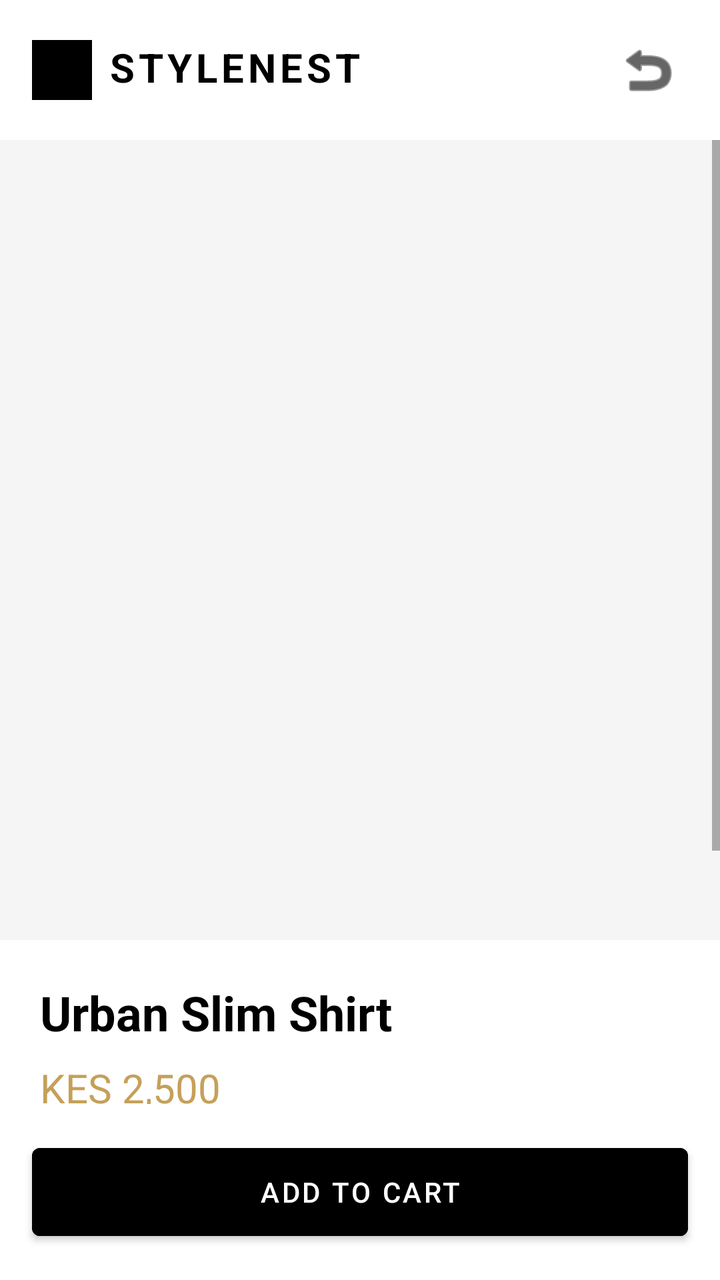
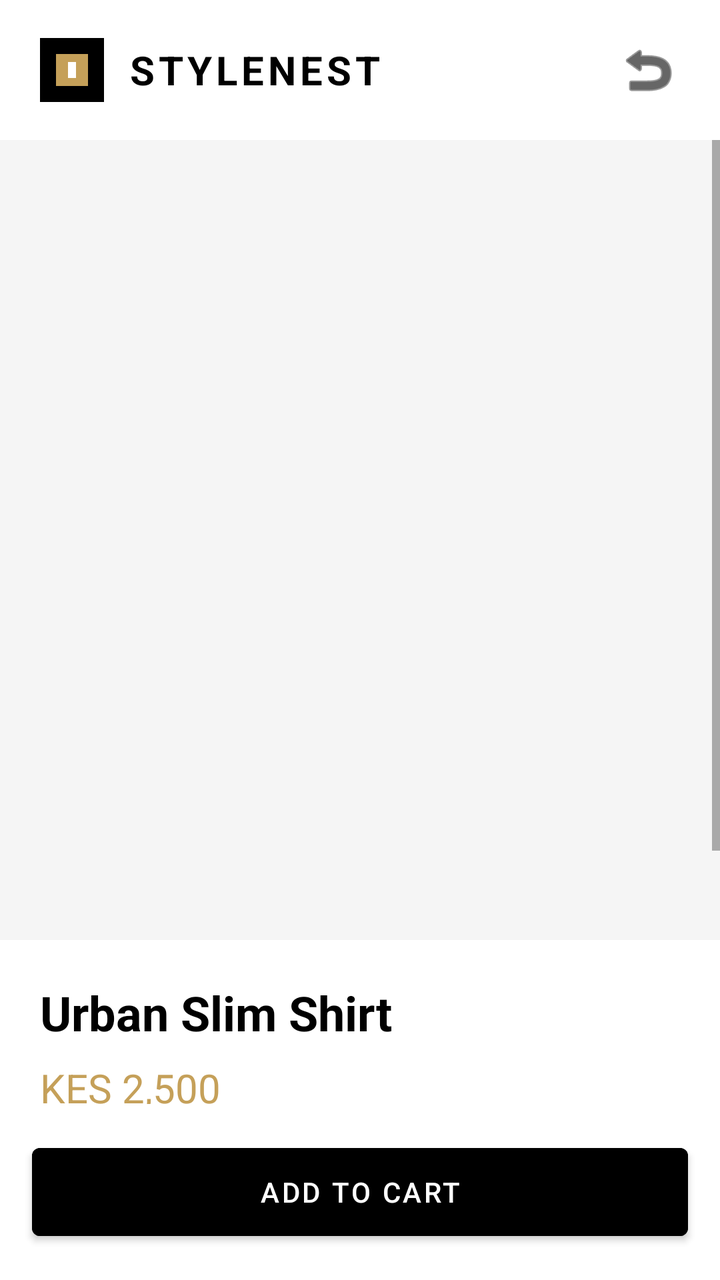

Before-and-after screenshots of an Android layout around one commit, followed by the original layout XML and the change that was made.
<!-- AndroidManifest.xml: application theme Theme.StyleNest20877 -->
<!-- res/layout/activity_product_detail.xml -->
<?xml version="1.0" encoding="utf-8"?>
<RelativeLayout xmlns:android="http://schemas.android.com/apk/res/android"
    xmlns:app="http://schemas.android.com/apk/res-auto"
    android:layout_width="match_parent"
    android:layout_height="match_parent"
    android:background="@color/brand_white">

    <RelativeLayout
        android:id="@+id/topBar"
        android:layout_width="match_parent"
        android:layout_height="70dp"
        android:background="@color/brand_white"
        android:paddingHorizontal="16dp">

        <LinearLayout
            android:layout_width="wrap_content"
            android:layout_height="wrap_content"
            android:layout_centerVertical="true"
            android:orientation="horizontal">

            <View
                android:layout_width="30dp"
                android:layout_height="30dp"
                android:background="@color/brand_black" />

            <TextView
                android:layout_width="wrap_content"
                android:layout_height="wrap_content"
                android:layout_marginStart="8dp"
                android:text="STYLENEST"
                android:textColor="@color/brand_black"
                android:textSize="20sp"
                android:textStyle="bold"
                android:letterSpacing="0.1" />
        </LinearLayout>

        <ImageButton
            android:id="@+id/btnBack"
            android:layout_width="40dp"
            android:layout_height="40dp"
            android:layout_alignParentEnd="true"
            android:layout_centerVertical="true"
            android:background="?android:attr/selectableItemBackgroundBorderless"
            android:src="@android:drawable/ic_menu_revert"
            app:tint="@color/brand_black" />
    </RelativeLayout>

    <ScrollView
        android:layout_width="match_parent"
        android:layout_height="match_parent"
        android:layout_below="@id/topBar"
        android:layout_above="@id/btnAddToCart">

        <LinearLayout
            android:layout_width="match_parent"
            android:layout_height="wrap_content"
            android:orientation="vertical">

            <View
                android:layout_width="match_parent"
                android:layout_height="400dp"
                android:background="@color/gray_light" />

            <LinearLayout
                android:layout_width="match_parent"
                android:layout_height="wrap_content"
                android:orientation="vertical"
                android:padding="20dp">

                <TextView
                    android:id="@+id/detailProductName"
                    android:layout_width="wrap_content"
                    android:layout_height="wrap_content"
                    android:text="Urban Slim Shirt"
                    android:textColor="@color/brand_black"
                    android:textSize="24sp"
                    android:textStyle="bold" />

                <TextView
                    android:id="@+id/detailProductPrice"
                    android:layout_width="wrap_content"
                    android:layout_height="wrap_content"
                    android:layout_marginTop="8dp"
                    android:text="KES 2,500"
                    android:textColor="@color/brand_gold"
                    android:textSize="20sp" />

                <TextView
                    android:layout_width="wrap_content"
                    android:layout_height="wrap_content"
                    android:layout_marginTop="24dp"
                    android:text="Description"
                    android:textColor="@color/brand_black"
                    android:textSize="16sp"
                    android:textStyle="bold" />

                <TextView
                    android:layout_width="match_parent"
                    android:layout_height="wrap_content"
                    android:layout_marginTop="8dp"
                    android:text="Premium quality cotton shirt with a slim fit design. Perfect for urban styling and everyday wear."
                    android:textColor="@color/gray_dark"
                    android:textSize="14sp" />

                <TextView
                    android:layout_width="wrap_content"
                    android:layout_height="wrap_content"
                    android:layout_marginTop="24dp"
                    android:text="Select Size"
                    android:textColor="@color/brand_black"
                    android:textSize="16sp"
                    android:textStyle="bold" />

                <LinearLayout
                    android:layout_width="match_parent"
                    android:layout_height="wrap_content"
                    android:layout_marginTop="12dp"
                    android:orientation="horizontal">
                    
                </LinearLayout>

            </LinearLayout>
        </LinearLayout>
    </ScrollView>

    <Button
        android:id="@+id/btnAddToCart"
        android:layout_width="match_parent"
        android:layout_height="56dp"
        android:layout_alignParentBottom="true"
        android:layout_margin="16dp"
        android:backgroundTint="@color/brand_black"
        android:text="ADD TO CART"
        android:textColor="@color/brand_white" />

</RelativeLayout>
<!-- resources referenced by this layout -->
<resources>
  <color name="brand_black">#000000</color>
  <color name="brand_gold">#C5A059</color>
  <color name="brand_white">#FFFFFF</color>
  <color name="gray_dark">#333333</color>
  <color name="gray_light">#F5F5F5</color>
  <style name="Theme.StyleNest20877" parent="Theme.MaterialComponents.DayNight.NoActionBar">
          <item name="colorPrimary">@color/brand_black</item>
          <item name="colorSecondary">@color/brand_gold</item>
          <item name="android:statusBarColor">@color/brand_black</item>
      </style>
</resources>

<!-- the commit's change to res/layout/activity_product_detail.xml (unified diff, before → after) -->
@@ -16,12 +16,13 @@
             android:layout_width="wrap_content"
             android:layout_height="wrap_content"
             android:layout_centerVertical="true"
+            android:gravity="center_vertical"
             android:orientation="horizontal">
 
-            <View
-                android:layout_width="30dp"
-                android:layout_height="30dp"
-                android:background="@color/brand_black" />
+            <ImageView
+                android:layout_width="40dp"
+                android:layout_height="40dp"
+                android:src="@drawable/ic_stylenest_logo" />
 
             <TextView
                 android:layout_width="wrap_content"
<!-- resource entries referenced after the edit -->
@@ -5,6 +5,22 @@
   <color name="brand_white">#FFFFFF</color>
   <color name="gray_dark">#333333</color>
   <color name="gray_light">#F5F5F5</color>
+  <!-- drawable ic_stylenest_logo (drawable) -->
+  <vector xmlns:android="http://schemas.android.com/apk/res/android"
+      android:width="100dp"
+      android:height="100dp"
+      android:viewportWidth="100"
+      android:viewportHeight="100">
+      <path
+          android:fillColor="@color/brand_black"
+          android:pathData="M10,10h80v80h-80z" />
+      <path
+          android:fillColor="@color/brand_gold"
+          android:pathData="M30,30h40v40h-40z" />
+      <path
+          android:fillColor="@color/brand_white"
+          android:pathData="M45,40h10v20h-10z" />
+  </vector>
   <style name="Theme.StyleNest20877" parent="Theme.MaterialComponents.DayNight.NoActionBar">
           <item name="colorPrimary">@color/brand_black</item>
           <item name="colorSecondary">@color/brand_gold</item>
